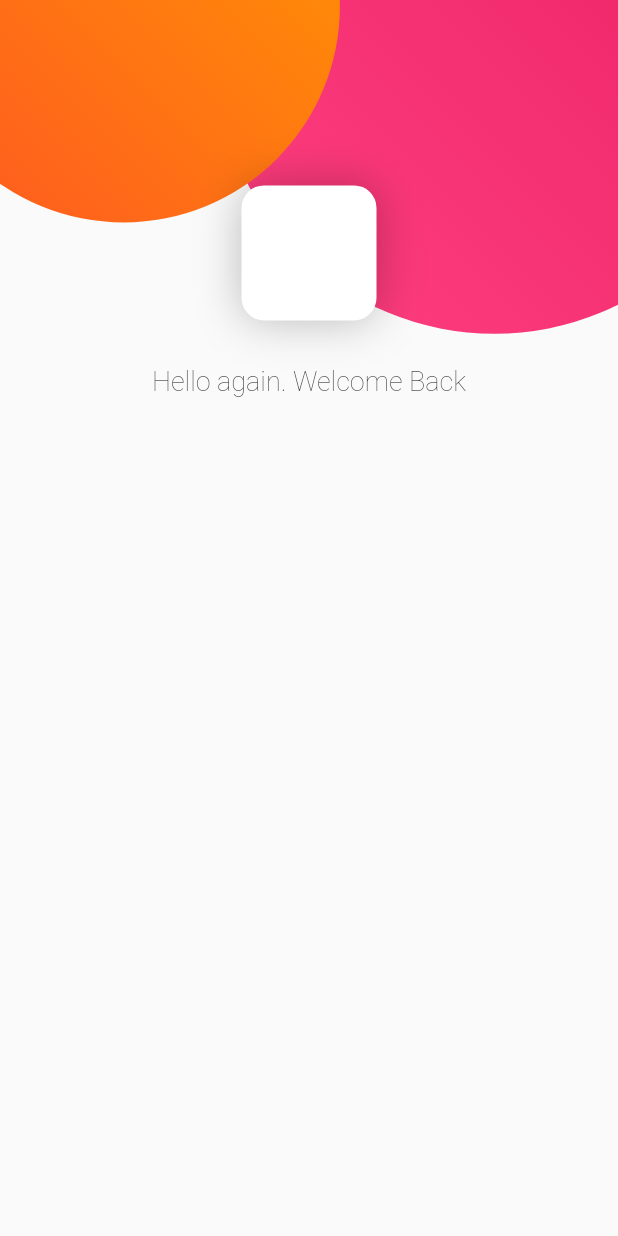
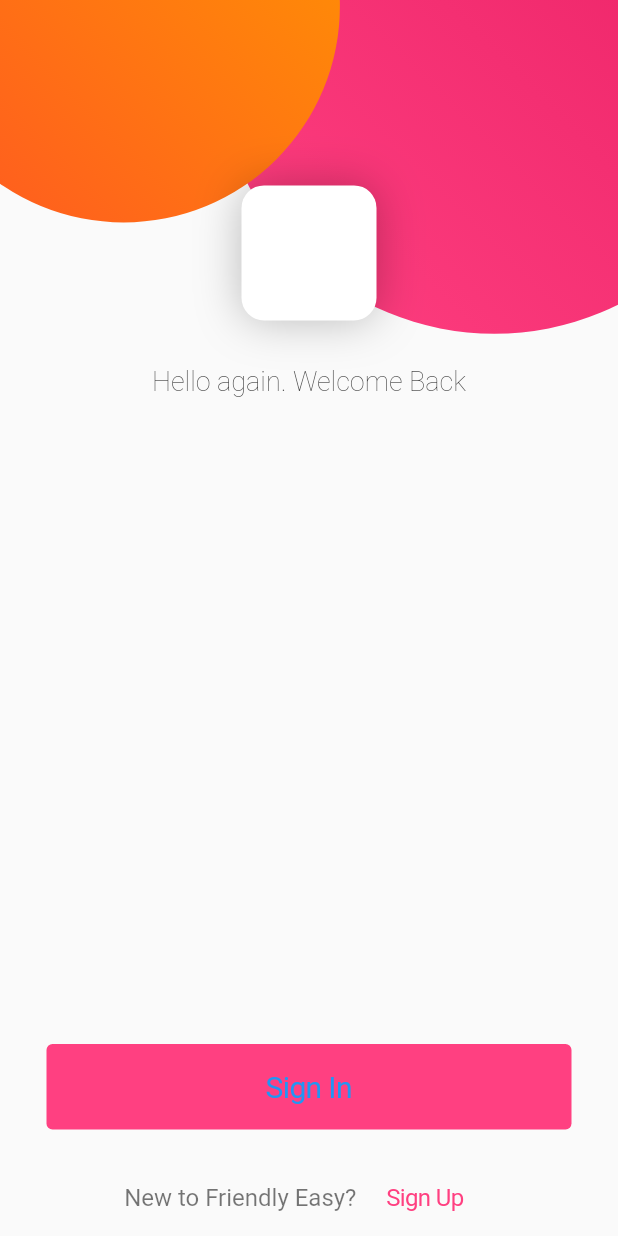
Before and after one commit to marianadevia/TestApp, a Flutter app: the screen it shows after launch, on a phone screen of 412 x 824 dp. Run offline on Flutter 3.47's test engine with Material 2 defaults, Android fonts, the phone set to English and light mode, and no system bars.

Commit message:
Login Almost done

```diff
--- a/newlogin/lib/pages/login.dart
+++ b/newlogin/lib/pages/login.dart
@@ -12,84 +12,107 @@ class LoginPage extends StatefulWidget {
 class _LoginPageState extends State<LoginPage> {
   @override
   Widget build(BuildContext context) {
-   final size= MediaQuery.of(context).size;
+    final size = MediaQuery.of(context).size;
 
     return Scaffold(
       body: Container(
         width: size.width,
         height: size.height,
-       child: Stack(
-         children:<Widget>[
+        child: Stack(children: <Widget>[
           Positioned(
-             right: -size.width*0.25,
-             top: -size.width*0.36,
+              right: -size.width * 0.25,
+              top: -size.width * 0.36,
               child: Circle(
-               radius:size.width*0.45,
-               colors:[
-                 Colors.pink,
-                 Colors.pinkAccent
-               ]
-             )
-           ),
-
+                  radius: size.width * 0.45,
+                  colors: [Colors.pink, Colors.pinkAccent])),
           Positioned(
-             left: -size.width*0.15,
-             top: -size.width*0.34,
+              left: -size.width * 0.15,
+              top: -size.width * 0.34,
               child: Circle(
-               radius:size.width*0.35,
-               colors:[
-                 Colors.orange,
-                 Colors.deepOrange
-               ]
-             )
-           ),
+                  radius: size.width * 0.35,
+                  colors: [Colors.orange, Colors.deepOrange])),
           SingleChildScrollView(
-             child: SafeArea(
             child: Container(
               width: size.width,
+              height: size.height,
+              child: SafeArea(
+                              child: Column(
+                  mainAxisAlignment:MainAxisAlignment.spaceBetween,
+                  children: <Widget>[
 
-                 child: Column(
-                   children:<Widget>[
                   Column(
                     children: <Widget>[
                       Container(
-                           width:90,
-                           height:90,
-                           margin: EdgeInsets.only(top:size.width*0.3),
-                           decoration:BoxDecoration(
+                          width: 90,
+                          height: 90,
+                          margin: EdgeInsets.only(top: size.width * 0.3),
+                          decoration: BoxDecoration(
                               color: Colors.white,
                               borderRadius: BorderRadius.circular(15),
-                             boxShadow:[
-                               BoxShadow(
-                                 color:Colors.black26,
-                                 blurRadius:25
-                               )
-                             ]
-                           )
+                              boxShadow: [
+                                BoxShadow(color: Colors.black26, blurRadius: 25)
+                              ])),
+                      SizedBox(
+                        height: 30,
                       ),
-                         SizedBox(height: 30,),
-                         Text(
-                           'Hello again.\ Welcome Back',
+                      Text('Hello again.\ Welcome Back',
                           textAlign: TextAlign.center,
                           style: TextStyle(
                             fontSize: 18,
                             fontWeight: FontWeight.w100,
-
-                            )
-                          )
+                          ))
                     ],
                   ),
-
-                     Column(),
-                   ]
+                  Column(
+                    children: <Widget>[
+                      ConstrainedBox(
+                        constraints: BoxConstraints(
+                          maxWidth: 350,
+                          minWidth: 350
+                        ),
+                        child: CupertinoButton(
+                          padding: EdgeInsets.symmetric(
+                            vertical:17
+                          ),
+                          color: Colors.pinkAccent,
+                          borderRadius: BorderRadius.circular(4),
+                          child: Text('Sign In',
+                          style: TextStyle(
+                            fontSize:20
                           ),
                         ),
-             )
-           )
-         ]
+                          onPressed: () {},
+                        ),
+                      ),
+                      SizedBox(
+                        height: 20,
+                      ),
+                      Row(
+                        mainAxisAlignment: MainAxisAlignment.center,
+                        children: <Widget>[
+                         Text('New to Friendly Easy?',
+                          style: TextStyle(
+                            fontSize:16,
+                            color: Colors.black54
+                          ),
+                        ),
+                        CupertinoButton(child: Text('Sign Up',
+                          style: TextStyle(
+                            fontSize:16,
+                            color:Colors.pinkAccent
+                          ),
+                        ), onPressed: (){})
+                        ],
+                      ),
+                    ],
+                  ),
+                ]),
               ),
             ),
 
+          )
+        ]),
+      ),
     );
   }
 }
```
Lines whose indentation alone changed are shown as unchanged.
